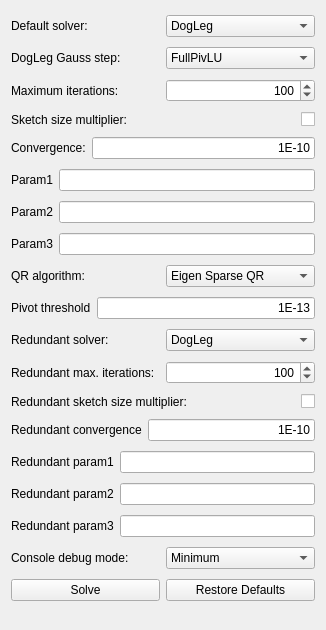
The window that src/Mod/Sketcher/Gui/TaskSketcherSolverAdvanced.ui (southseact-3d/fcd) describes before a commit, drawn with Qt 5.
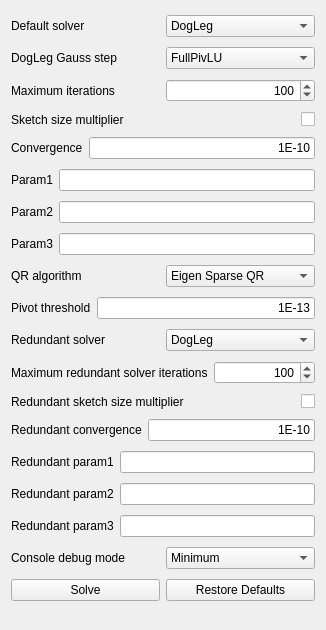
The same window after the commit. Custom widgets are drawn as their Qt base class.

Commit message:
Sketcher: Update UI strings for consistency (#22167)
* Sketcher: Update UI strings for consistency

* Update src/Mod/Sketcher/App/Sketch.cpp

* Update src/Mod/Sketcher/Gui/Command.cpp

* Update src/Mod/Sketcher/App/SketchObject.cpp

* Update src/Mod/Sketcher/Gui/Command.cpp

* Update src/Mod/Sketcher/Gui/Command.cpp

* Update src/Mod/Sketcher/Gui/Command.cpp

* Apply suggestions from code review

* Apply suggestions from code review

* Apply suggestions from code review

---------

The edit to the form file:
```diff
--- a/src/Mod/Sketcher/Gui/TaskSketcherSolverAdvanced.ui
+++ b/src/Mod/Sketcher/Gui/TaskSketcherSolverAdvanced.ui
@@ -22,7 +22,7 @@
         <string>Default algorithm used for Sketch solving</string>
        </property>
        <property name="text">
-        <string>Default solver:</string>
+        <string>Default solver</string>
        </property>
       </widget>
      </item>
@@ -69,7 +69,7 @@
         <string>Type of function to apply in DogLeg for the Gauss step</string>
        </property>
        <property name="text">
-        <string>DogLeg Gauss step:</string>
+        <string>DogLeg Gauss step</string>
        </property>
       </widget>
      </item>
@@ -114,7 +114,7 @@
         <string>Maximum number of iterations of the default algorithm</string>
        </property>
        <property name="text">
-        <string>Maximum iterations:</string>
+        <string>Maximum iterations</string>
        </property>
       </widget>
      </item>
@@ -150,7 +150,7 @@
         <string>If selected, the Maximum iterations value is multiplied by the sketch size</string>
        </property>
        <property name="text">
-        <string>Sketch size multiplier:</string>
+        <string>Sketch size multiplier</string>
        </property>
       </widget>
      </item>
@@ -189,7 +189,7 @@
         <string>Error threshold under which convergence is reached</string>
        </property>
        <property name="text">
-        <string>Convergence:</string>
+        <string>Convergence</string>
        </property>
       </widget>
      </item>
@@ -298,7 +298,7 @@
         <string>Algorithm used for the rank revealing QR decomposition</string>
        </property>
        <property name="text">
-        <string>QR algorithm:</string>
+        <string>QR algorithm</string>
        </property>
       </widget>
      </item>
@@ -370,7 +370,7 @@
         <string>Solving algorithm used for determination of Redundant constraints</string>
        </property>
        <property name="text">
-        <string>Redundant solver:</string>
+        <string>Redundant solver</string>
        </property>
       </widget>
      </item>
@@ -415,7 +415,7 @@
         <string>Maximum number of iterations of the solver used for determination of Redundant constraints</string>
        </property>
        <property name="text">
-        <string>Redundant max. iterations:</string>
+        <string>Maximum redundant solver iterations</string>
        </property>
       </widget>
      </item>
@@ -451,7 +451,7 @@
         <string>If selected, the Maximum iterations value for the redundant algorithm is multiplied by the sketch size</string>
        </property>
        <property name="text">
-        <string>Redundant sketch size multiplier:</string>
+        <string>Redundant sketch size multiplier</string>
        </property>
       </widget>
      </item>
@@ -589,7 +589,7 @@
         <string>Degree of verbosity of the debug output to the console</string>
        </property>
        <property name="text">
-        <string>Console debug mode:</string>
+        <string>Console debug mode</string>
        </property>
       </widget>
      </item>
```
Left out of the diff: 14 changed lines with no effect on the pictures. The commit also changes 33 other files.
